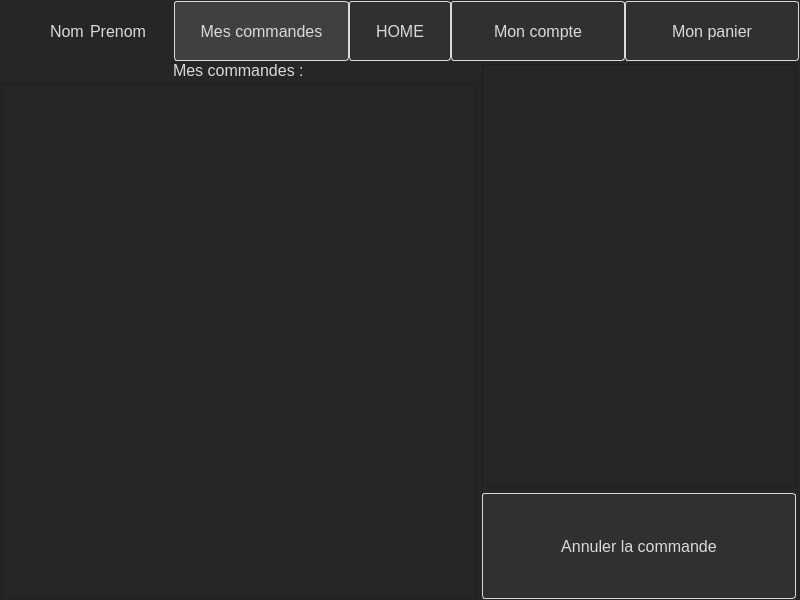
First picture: the form in UberMedoc/mescommandes.ui, repository GregDAka/Ubermedoc, before the edit.
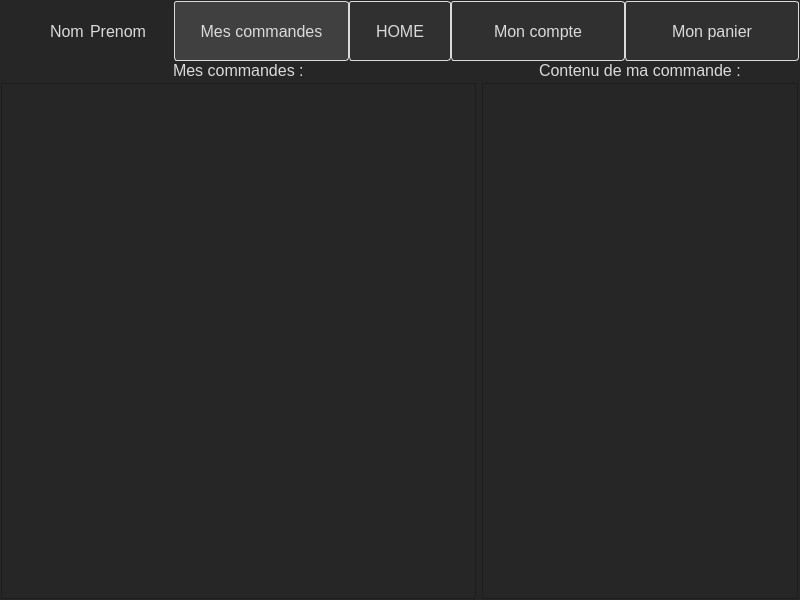
Second picture: the form after the edit.

```diff
--- a/UberMedoc/mescommandes.ui
+++ b/UberMedoc/mescommandes.ui
@@ -207,16 +207,31 @@
       </layout>
      </item>
      <item>
-      <layout class="QVBoxLayout" name="verticalLayout" stretch="80,20">
+      <layout class="QVBoxLayout" name="verticalLayout" stretch="0,0">
+       <property name="spacing">
+        <number>3</number>
+       </property>
        <property name="topMargin">
-        <number>3</number>
+        <number>0</number>
        </property>
        <property name="rightMargin">
-        <number>3</number>
+        <number>1</number>
        </property>
        <property name="bottomMargin">
         <number>0</number>
        </property>
+       <item alignment="Qt::AlignHCenter">
+        <widget class="QLabel" name="label_4">
+         <property name="font">
+          <font>
+           <pointsize>12</pointsize>
+          </font>
+         </property>
+         <property name="text">
+          <string>Contenu de ma commande :</string>
+         </property>
+        </widget>
+       </item>
        <item>
         <widget class="QListView" name="listView2">
          <property name="font">
@@ -229,24 +244,6 @@
          </property>
         </widget>
        </item>
-       <item>
-        <widget class="QPushButton" name="pushButton_5">
-         <property name="sizePolicy">
-          <sizepolicy hsizetype="Minimum" vsizetype="Preferred">
-           <horstretch>0</horstretch>
-           <verstretch>0</verstretch>
-          </sizepolicy>
-         </property>
-         <property name="font">
-          <font>
-           <pointsize>12</pointsize>
-          </font>
-         </property>
-         <property name="text">
-          <string>Annuler la commande</string>
-         </property>
-        </widget>
-       </item>
       </layout>
      </item>
     </layout>
```
